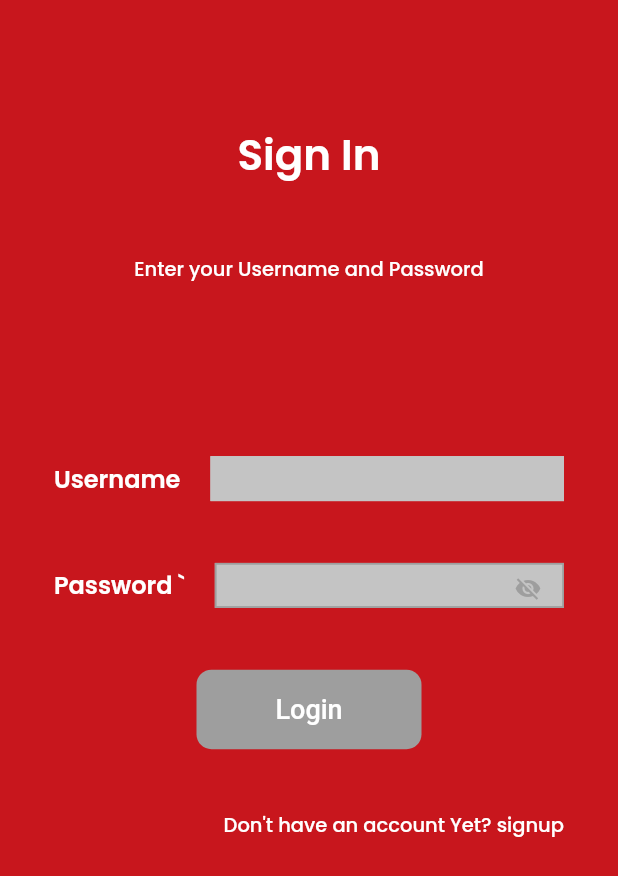
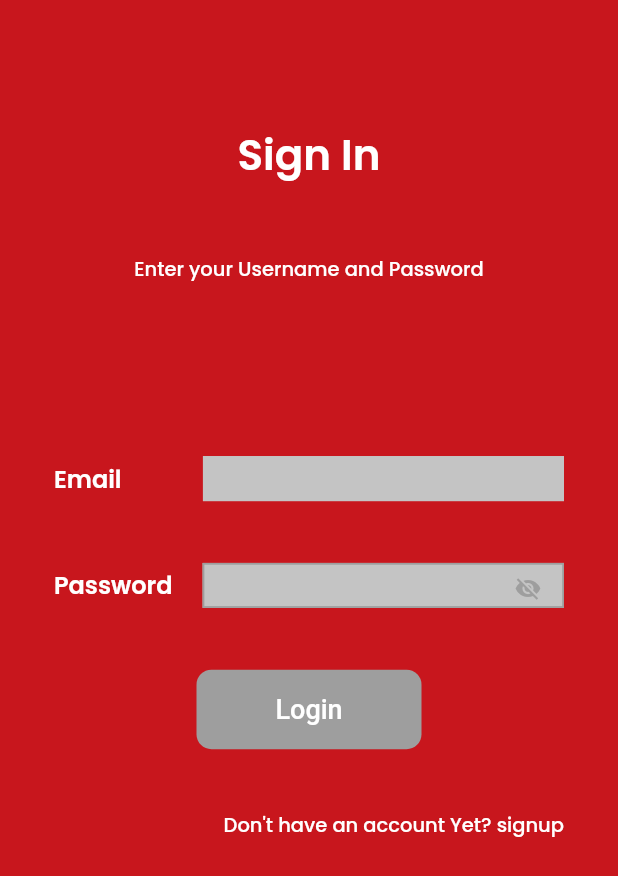
Before and after one commit to rhythmbhandari/gym_app, a Flutter app: the screen it shows after launch, on a phone screen of 412 x 824 dp. Shown: the top 876 px of the screen. Run offline on Flutter 3.47's test engine with Material 2 defaults, Android fonts, the phone set to English and light mode, and no system bars; our stand-ins replace dio, get, shared_preferences; missing offline and left inert: flutter_barcode_scanner, mobile_scanner.

Commit message:
Fixed Url issue

```diff
--- a/lib/app/config/constants.dart
+++ b/lib/app/config/constants.dart
@@ -1 +1 @@
-const String baseUrl = 'API_URL';
+const String baseUrl = 'http://10.0.2.2:8000';
--- a/lib/app/modules/auth/controllers/auth_controller.dart
+++ b/lib/app/modules/auth/controllers/auth_controller.dart
@@ -68,6 +68,7 @@ class AuthController extends GetxController {
 
   Future<bool> loginUser() async {
     showProgressBar();
+    print('here');
     final status =
     await AuthRepository.verifyLogin(username, password).catchError((error) {
       if(error.contains('full header')){
--- /dev/null
+++ b/lib/app/modules/auth/models/login.dart
@@ -0,0 +1,21 @@
+import 'package:flutter/material.dart';
+
+class Login {
+  Login({
+    @required this.email,
+    @required this.password,
+  });
+
+  String email;
+  String password;
+
+  factory Login.fromJson(Map<String, dynamic> json) => Login(
+    email: json["email"],
+    password: json["password"],
+  );
+
+  Map<String, dynamic> toJson() => {
+    "email": email,
+    "password": password,
+  };
+}
--- a/lib/app/modules/auth/views/auth_view.dart
+++ b/lib/app/modules/auth/views/auth_view.dart
@@ -48,7 +48,7 @@ class AuthView extends GetView<AuthController> {
                       crossAxisAlignment: CrossAxisAlignment.center,
                       children: [
                         Text(
-                          'Username',
+                          'Email         ',
                           style: Get.textTheme.headline5.copyWith(
                               color: Colors.white,fontFamily: 'Poppins',
                               fontWeight: FontWeight.w600,
@@ -60,8 +60,8 @@ class AuthView extends GetView<AuthController> {
                             constraints: const BoxConstraints.tightFor(height: 30),
                             child: EmailInputField(
                               focusNode: usernameNode,
-                              hintText: 'Enter your username'.tr,
-                              labelText: 'Username'.tr,
+                              hintText: 'Enter your email'.tr,
+                              labelText: 'Email'.tr,
                               icon: Icons.email,
                               textInputType: TextInputType.emailAddress,
                               onChanged: (_) {
@@ -83,7 +83,7 @@ class AuthView extends GetView<AuthController> {
                     Row(
                       children: [
                         Text(
-                          'Password `',
+                          'Password',
                           style: Get.textTheme.headline5.copyWith(
                               color: Colors.white,fontFamily: 'Poppins',
                               fontWeight: FontWeight.w600,
@@ -139,6 +139,7 @@ class AuthView extends GetView<AuthController> {
                                 ? () async {
                                     controller.loginButtonEnabled.value = false;
                                     if (controller.validate()) {
+                                      print('here validate');
                                       final status =
                                           await controller.loginUser();
                                       if (status) {
--- a/pubspec.yaml
+++ b/pubspec.yaml
@@ -15,6 +15,7 @@ dependencies:
   dio: ^4.0.4
   mobile_scanner: ^0.1.2
   flutter_barcode_scanner: ^2.0.0
+  http: ^0.13.4
 
 dev_dependencies:
   flutter_lints: ^1.0.0
```
Also changed, not shown: lib/app/data/repositories/auth_repository.dart (+16 -5 lines), pubspec.lock, 3 other files.
